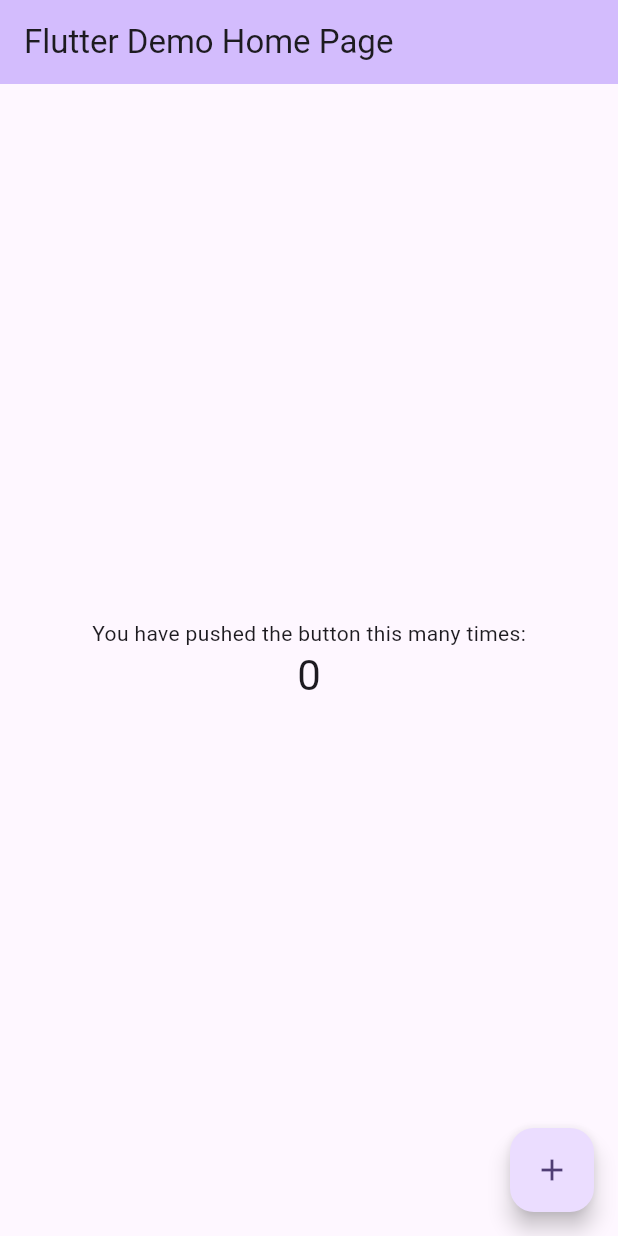
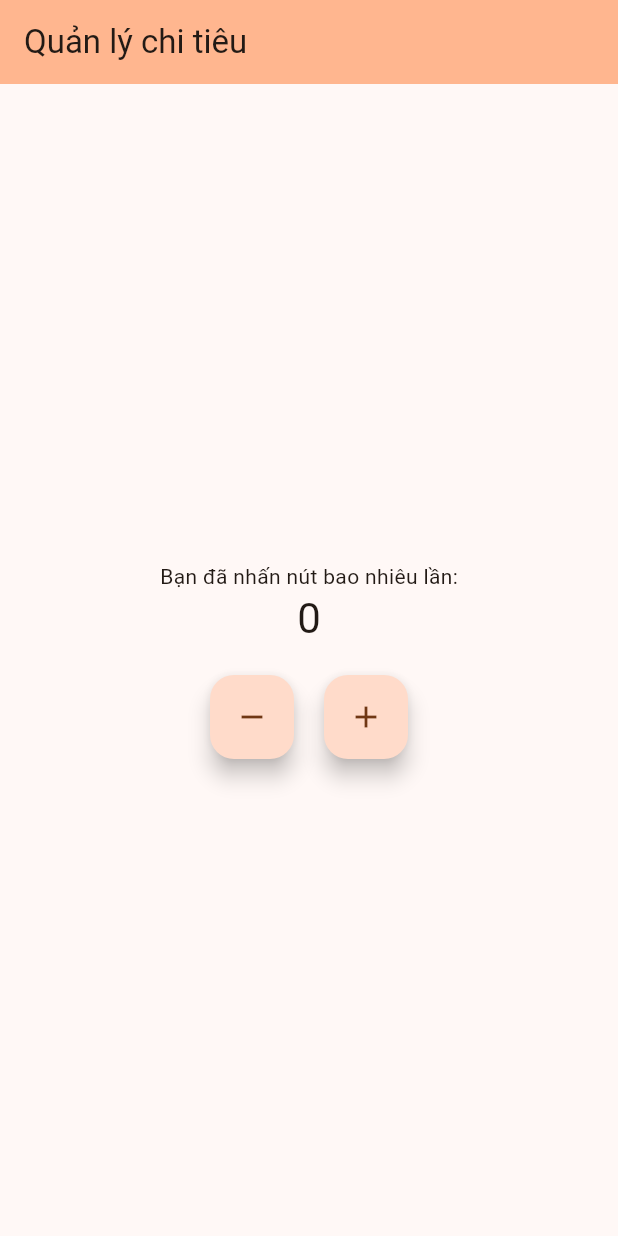
Before and after one commit to VietfromPKA/MobileAppDev_N05_GR06, a Flutter app: the screen it shows after launch, on a phone screen of 412 x 824 dp. Run offline on Flutter 3.47's test engine with Material 3 defaults, Android fonts, the phone set to English and light mode, and no system bars.

Commit message:
update baitap1

```diff
--- a/qly_chi_tieu/lib/main.dart
+++ b/qly_chi_tieu/lib/main.dart
@@ -7,46 +7,22 @@
 class MyApp extends StatelessWidget {
   const MyApp({super.key});
 
-  // This widget is the root of your application.
   @override
   Widget build(BuildContext context) {
     return MaterialApp(
       title: 'Flutter Demo',
       theme: ThemeData(
-        // This is the theme of your application.
-        //
-        // TRY THIS: Try running your application with "flutter run". You'll see
-        // the application has a purple toolbar. Then, without quitting the app,
-        // try changing the seedColor in the colorScheme below to Colors.green
-        // and then invoke "hot reload" (save your changes or press the "hot
-        // reload" button in a Flutter-supported IDE, or press "r" if you used
-        // the command line to start the app).
-        //
-        // Notice that the counter didn't reset back to zero; the application
-        // state is not lost during the reload. To reset the state, use hot
-        // restart instead.
-        //
-        // This works for code too, not just values: Most code changes can be
-        // tested with just a hot reload.
-        colorScheme: ColorScheme.fromSeed(seedColor: Colors.deepPurple),
+        colorScheme: ColorScheme.fromSeed(
+            seedColor: const Color.fromARGB(255, 255, 116, 2)),
         useMaterial3: true,
       ),
-      home: const MyHomePage(title: 'Flutter Demo Home Page'),
+      home: const MyHomePage(title: 'Quản lý chi tiêu'),
     );
   }
 }
 
 class MyHomePage extends StatefulWidget {
   const MyHomePage({super.key, required this.title});
-
-  // This widget is the home page of your application. It is stateful, meaning
-  // that it has a State object (defined below) that contains fields that affect
-  // how it looks.
-
-  // This class is the configuration for the state. It holds the values (in this
-  // case the title) provided by the parent (in this case the App widget) and
-  // used by the build method of the State. Fields in a Widget subclass are
-  // always marked "final".
 
   final String title;
 
@@ -59,67 +35,54 @@
 
   void _incrementCounter() {
     setState(() {
-      // This call to setState tells the Flutter framework that something has
-      // changed in this State, which causes it to rerun the build method below
-      // so that the display can reflect the updated values. If we changed
-      // _counter without calling setState(), then the build method would not be
-      // called again, and so nothing would appear to happen.
       _counter++;
+    });
+  }
+
+  void _decrementCounter() {
+    setState(() {
+      _counter--;
     });
   }
 
   @override
   Widget build(BuildContext context) {
-    // This method is rerun every time setState is called, for instance as done
-    // by the _incrementCounter method above.
-    //
-    // The Flutter framework has been optimized to make rerunning build methods
-    // fast, so that you can just rebuild anything that needs updating rather
-    // than having to individually change instances of widgets.
     return Scaffold(
       appBar: AppBar(
-        // TRY THIS: Try changing the color here to a specific color (to
-        // Colors.amber, perhaps?) and trigger a hot reload to see the AppBar
-        // change color while the other colors stay the same.
         backgroundColor: Theme.of(context).colorScheme.inversePrimary,
-        // Here we take the value from the MyHomePage object that was created by
-        // the App.build method, and use it to set our appbar title.
         title: Text(widget.title),
       ),
       body: Center(
-        // Center is a layout widget. It takes a single child and positions it
-        // in the middle of the parent.
         child: Column(
-          // Column is also a layout widget. It takes a list of children and
-          // arranges them vertically. By default, it sizes itself to fit its
-          // children horizontally, and tries to be as tall as its parent.
-          //
-          // Column has various properties to control how it sizes itself and
-          // how it positions its children. Here we use mainAxisAlignment to
-          // center the children vertically; the main axis here is the vertical
-          // axis because Columns are vertical (the cross axis would be
-          // horizontal).
-          //
-          // TRY THIS: Invoke "debug painting" (choose the "Toggle Debug Paint"
-          // action in the IDE, or press "p" in the console), to see the
-          // wireframe for each widget.
           mainAxisAlignment: MainAxisAlignment.center,
           children: <Widget>[
             const Text(
-              'You have pushed the button this many times:',
+              'Bạn đã nhấn nút bao nhiêu lần:',
             ),
             Text(
               '$_counter',
               style: Theme.of(context).textTheme.headlineMedium,
             ),
+            const SizedBox(height: 20), // Khoảng cách giữa số đếm và các nút
+            Row(
+              mainAxisAlignment: MainAxisAlignment.center,
+              children: [
+                FloatingActionButton(
+                  onPressed: _decrementCounter,
+                  tooltip: 'Giảm',
+                  child: const Icon(Icons.remove),
+                ),
+                const SizedBox(width: 20), // Khoảng cách giữa hai nút
+                FloatingActionButton(
+                  onPressed: _incrementCounter,
+                  tooltip: 'Tăng',
+                  child: const Icon(Icons.add),
+                ),
+              ],
+            ),
           ],
         ),
       ),
-      floatingActionButton: FloatingActionButton(
-        onPressed: _incrementCounter,
-        tooltip: 'Increment',
-        child: const Icon(Icons.add),
-      ), // This trailing comma makes auto-formatting nicer for build methods.
     );
   }
 }
```
